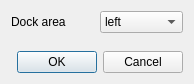
First picture: the form in ui/ui_settings.ui, repository 3nids/linkit, before the edit.
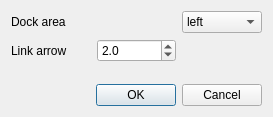
Second picture: the form after the edit.

Commit message: preferences for link line

Diff of the .ui file:
```diff
--- a/ui/ui_settings.ui
+++ b/ui/ui_settings.ui
@@ -6,15 +6,46 @@
    <rect>
     <x>0</x>
     <y>0</y>
-    <width>194</width>
-    <height>84</height>
+    <width>273</width>
+    <height>117</height>
    </rect>
   </property>
   <property name="windowTitle">
    <string>Triangulation :: settings</string>
   </property>
   <layout class="QGridLayout" name="gridLayout">
-   <item row="1" column="0">
+   <item row="0" column="0">
+    <widget class="QLabel" name="label_4">
+     <property name="text">
+      <string>Dock area</string>
+     </property>
+    </widget>
+   </item>
+   <item row="0" column="2">
+    <widget class="QComboBox" name="dockArea">
+     <item>
+      <property name="text">
+       <string>left</string>
+      </property>
+     </item>
+     <item>
+      <property name="text">
+       <string>right</string>
+      </property>
+     </item>
+    </widget>
+   </item>
+   <item row="3" column="0" colspan="3">
+    <widget class="QDialogButtonBox" name="buttonBox">
+     <property name="orientation">
+      <enum>Qt::Horizontal</enum>
+     </property>
+     <property name="standardButtons">
+      <set>QDialogButtonBox::Cancel|QDialogButtonBox::Ok</set>
+     </property>
+    </widget>
+   </item>
+   <item row="2" column="0">
     <spacer name="verticalSpacer">
      <property name="orientation">
       <enum>Qt::Vertical</enum>
@@ -27,34 +58,36 @@
      </property>
     </spacer>
    </item>
-   <item row="0" column="1">
-    <widget class="QComboBox" name="dockArea">
-     <item>
-      <property name="text">
-       <string>left</string>
-      </property>
-     </item>
-     <item>
-      <property name="text">
-       <string>right</string>
-      </property>
-     </item>
-    </widget>
-   </item>
-   <item row="2" column="0" colspan="2">
-    <widget class="QDialogButtonBox" name="buttonBox">
-     <property name="orientation">
-      <enum>Qt::Horizontal</enum>
+   <item row="1" column="0">
+    <widget class="QLabel" name="label_2">
+     <property name="text">
+      <string>Link arrow</string>
      </property>
-     <property name="standardButtons">
-      <set>QDialogButtonBox::Cancel|QDialogButtonBox::Ok</set>
+     <property name="wordWrap">
+      <bool>true</bool>
      </property>
     </widget>
    </item>
-   <item row="0" column="0">
-    <widget class="QLabel" name="label_4">
+   <item row="1" column="2">
+    <widget class="QLabel" name="rubberColor">
      <property name="text">
-      <string>Dock area</string>
+      <string/>
+     </property>
+    </widget>
+   </item>
+   <item row="1" column="1">
+    <widget class="QDoubleSpinBox" name="rubberWidth">
+     <property name="toolTip">
+      <string extracomment="Width of the selected distance circles used for triangulation."/>
+     </property>
+     <property name="decimals">
+      <number>1</number>
+     </property>
+     <property name="singleStep">
+      <double>1.000000000000000</double>
+     </property>
+     <property name="value">
+      <double>2.000000000000000</double>
      </property>
     </widget>
    </item>
```
Left out of the diff: 2 changed lines with no effect on the pictures. The commit also changes 2 other files.
